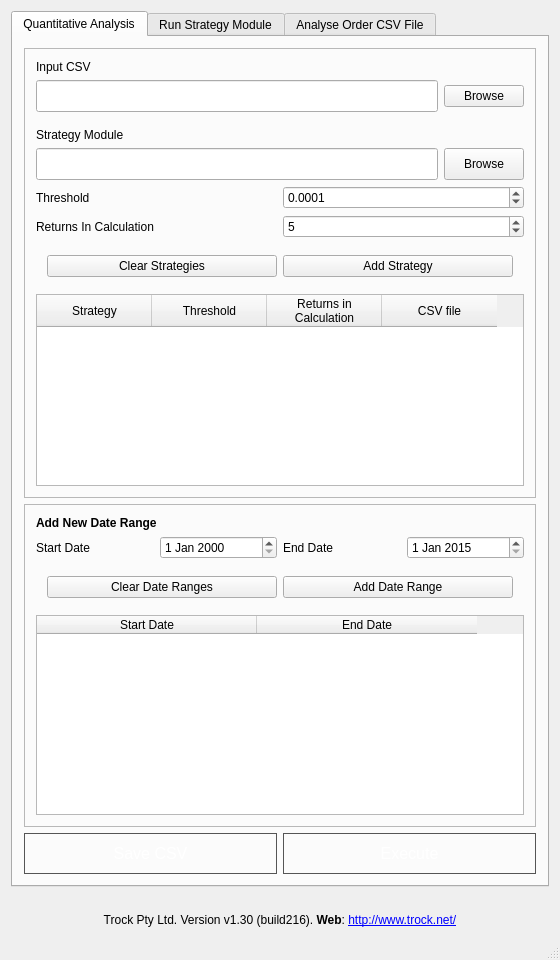
The window that GUI_Mohammad_Trade_Simulator/mainwindow.ui (mobeigi/Algorithmic-Trading) describes before a commit, drawn with Qt 5.
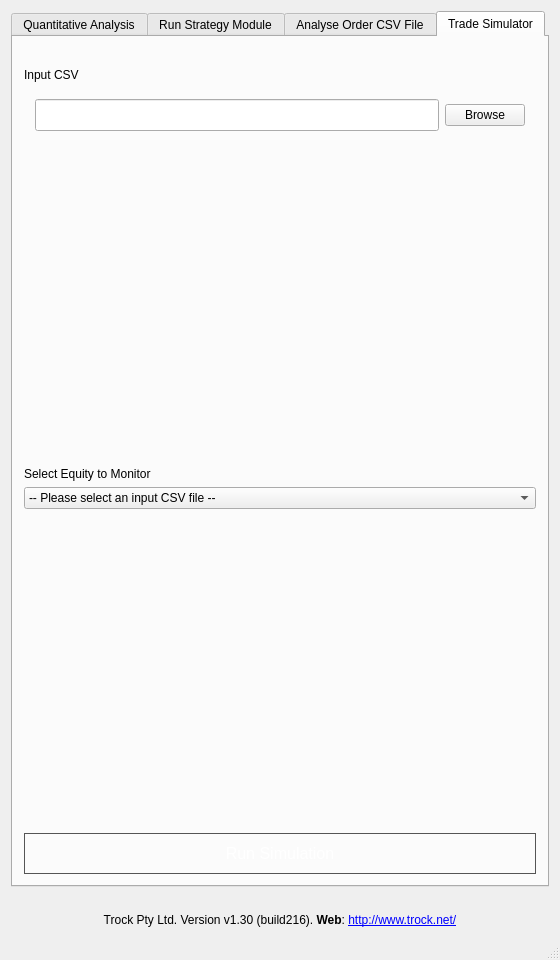
The same window after the commit. Icons and pictures are not drawn.

Diff of the .ui file:
```diff
--- a/GUI_Mohammad_Trade_Simulator/mainwindow.ui
+++ b/GUI_Mohammad_Trade_Simulator/mainwindow.ui
@@ -39,7 +39,7 @@
     <item>
      <widget class="QTabWidget" name="analysis_prep">
       <property name="currentIndex">
-       <number>0</number>
+       <number>3</number>
       </property>
       <widget class="QWidget" name="quantitative_tab">
        <property name="layoutDirection">
@@ -1113,6 +1113,215 @@
         </item>
        </layout>
       </widget>
+      <widget class="QWidget" name="trock_simulator_tab">
+       <attribute name="icon">
+        <iconset resource="resources.qrc">
+         <normaloff>:/images/resources/globe.gif</normaloff>:/images/resources/globe.gif</iconset>
+       </attribute>
+       <attribute name="title">
+        <string>Trade Simulator</string>
+       </attribute>
+       <layout class="QVBoxLayout" name="verticalLayout_7">
+        <item>
+         <layout class="QHBoxLayout" name="inputCSVLayout_2">
+          <item>
+           <layout class="QVBoxLayout" name="verticalLayout_13">
+            <property name="rightMargin">
+             <number>0</number>
+            </property>
+            <item>
+             <spacer name="horizontalSpacer_2">
+              <property name="orientation">
+               <enum>Qt::Horizontal</enum>
+              </property>
+              <property name="sizeHint" stdset="0">
+               <size>
+                <width>40</width>
+                <height>20</height>
+               </size>
+              </property>
+             </spacer>
+            </item>
+            <item>
+             <widget class="QLabel" name="input_csv_label_2">
+              <property name="maximumSize">
+               <size>
+                <width>16777215</width>
+                <height>16777215</height>
+               </size>
+              </property>
+              <property name="text">
+               <string>Input CSV</string>
+              </property>
+              <property name="margin">
+               <number>0</number>
+              </property>
+             </widget>
+            </item>
+            <item>
+             <widget class="QWidget" name="verticalWidget_3" native="true">
+              <property name="maximumSize">
+               <size>
+                <width>16777215</width>
+                <height>16777215</height>
+               </size>
+              </property>
+              <layout class="QHBoxLayout" name="horizontalLayout_7">
+               <item>
+                <widget class="QLineEdit" name="tradeSimulator_input_csv_location">
+                 <property name="minimumSize">
+                  <size>
+                   <width>0</width>
+                   <height>32</height>
+                  </size>
+                 </property>
+                </widget>
+               </item>
+               <item>
+                <widget class="QPushButton" name="tradeSimulator_browseCSV">
+                 <property name="toolTip">
+                  <string>&lt;html&gt;&lt;head/&gt;&lt;body&gt;&lt;p&gt;Select an input CSV file you wish to process using the strategy module.&lt;/p&gt;&lt;/body&gt;&lt;/html&gt;</string>
+                 </property>
+                 <property name="text">
+                  <string>Browse</string>
+                 </property>
+                 <property name="icon">
+                  <iconset resource="resources.qrc">
+                   <normaloff>:/images/resources/file_csv.png</normaloff>:/images/resources/file_csv.png</iconset>
+                 </property>
+                 <property name="iconSize">
+                  <size>
+                   <width>32</width>
+                   <height>32</height>
+                  </size>
+                 </property>
+                </widget>
+               </item>
+              </layout>
+             </widget>
+            </item>
+            <item>
+             <spacer name="verticalSpacer">
+              <property name="orientation">
+               <enum>Qt::Vertical</enum>
+              </property>
+              <property name="sizeHint" stdset="0">
+               <size>
+                <width>20</width>
+                <height>40</height>
+               </size>
+              </property>
+             </spacer>
+            </item>
+            <item>
+             <widget class="QLabel" name="input_csv_label_3">
+              <property name="maximumSize">
+               <size>
+                <width>16777215</width>
+                <height>20</height>
+               </size>
+              </property>
+              <property name="text">
+               <string>Select Equity to Monitor</string>
+              </property>
+             </widget>
+            </item>
+            <item>
+             <widget class="QComboBox" name="tradeSimulator_comboBox">
+              <property name="maxVisibleItems">
+               <number>12</number>
+              </property>
+              <item>
+               <property name="text">
+                <string>-- Please select an input CSV file --</string>
+               </property>
+              </item>
+             </widget>
+            </item>
+            <item>
+             <spacer name="verticalSpacer_2">
+              <property name="orientation">
+               <enum>Qt::Vertical</enum>
+              </property>
+              <property name="sizeHint" stdset="0">
+               <size>
+                <width>20</width>
+                <height>40</height>
+               </size>
+              </property>
+             </spacer>
+            </item>
+            <item>
+             <widget class="QPushButton" name="tradeSimulator_runSimulationButton">
+              <property name="font">
+               <font>
+                <family>Arial</family>
+                <pointsize>-1</pointsize>
+                <underline>false</underline>
+                <strikeout>false</strikeout>
+               </font>
+              </property>
+              <property name="cursor">
+               <cursorShape>PointingHandCursor</cursorShape>
+              </property>
+              <property name="toolTip">
+               <string>&lt;html&gt;&lt;head/&gt;&lt;body&gt;&lt;p&gt;Display analysis results for selected equity types.&lt;/p&gt;&lt;/body&gt;&lt;/html&gt;</string>
+              </property>
+              <property name="styleSheet">
+               <string notr="true">#MainWindow QPushButton {
+background: qradialgradient(cx: 0.3, cy: -0.4,
+fx: 0.3, fy: -0.4,
+radius: 1.35, stop: 0 #fff, stop: 1 #3498db);
+border: 1px solid #555;
+font-family: Arial;
+color: #ffffff;
+font-size: 16px;
+padding: 10px 5px 10px 5px;
+text-decoration: none;
+}
+
+#MainWindow QPushButton:hover {
+background: qradialgradient(cx: 0.3, cy: -0.4,
+fx: 0.3, fy: -0.4,
+radius: 1.35, stop: 0 #fff, stop: 1 #3cb1ff);
+}
+
+#MainWindow QPushButton:pressed {
+background: qradialgradient(cx: 0.3, cy: -0.4,
+fx: 0.3, fy: -0.4,
+radius: 1.35, stop: 0 #fff, stop: 1 #3498db);
+}</string>
+              </property>
+              <property name="text">
+               <string>Run Simulation</string>
+              </property>
+              <property name="icon">
+               <iconset resource="resources.qrc">
+                <normaloff>:/images/resources/run.png</normaloff>:/images/resources/run.png</iconset>
+              </property>
+              <property name="iconSize">
+               <size>
+                <width>24</width>
+                <height>24</height>
+               </size>
+              </property>
+              <property name="autoDefault">
+               <bool>false</bool>
+              </property>
+              <property name="default">
+               <bool>false</bool>
+              </property>
+              <property name="flat">
+               <bool>false</bool>
+              </property>
+             </widget>
+            </item>
+           </layout>
+          </item>
+         </layout>
+        </item>
+       </layout>
+      </widget>
      </widget>
     </item>
     <item>
```
